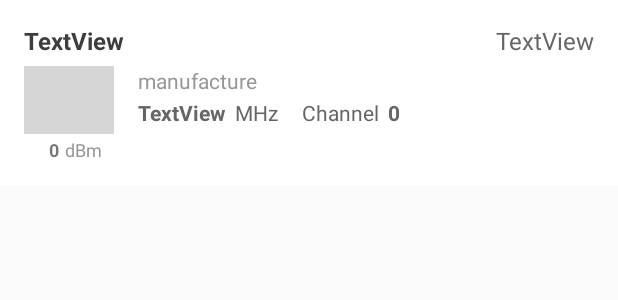
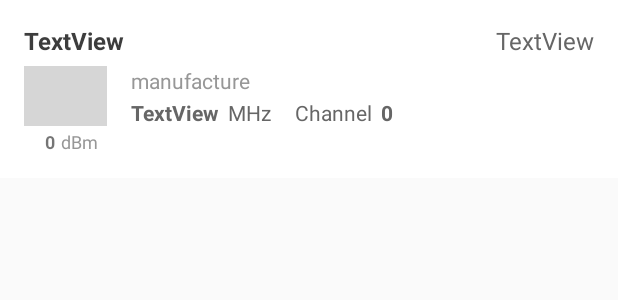
Before and after one commit to abdularis/wifi-signal-meter, an Android app: the layout item_wifi.xml on its own in the app's theme, with its tools: preview values and no code run, on a phone screen of 412 x 824 dp. Shown: the top 300 px of the screen. Run offline under Robolectric (Android 15) with nearby library versions, the phone set to English and light mode, and no system bars; plain views replace LinearGaugeView; grey boxes are pictures that could not be loaded.

Commit message:
Make wifi signal gauge smaller in the item list

```diff
--- a/app/src/main/res/layout/item_wifi.xml
+++ b/app/src/main/res/layout/item_wifi.xml
@@ -59,8 +59,8 @@
 
     <com.github.abdularis.gaugeview.LinearGaugeView
         android:id="@+id/signalGauge"
-        android:layout_width="60dp"
-        android:layout_height="45dp"
+        android:layout_width="55dp"
+        android:layout_height="40dp"
         android:layout_marginLeft="16dp"
         android:layout_marginStart="16dp"
         android:layout_marginTop="6dp"
@@ -84,9 +84,7 @@
         android:layout_width="wrap_content"
         android:layout_height="wrap_content"
         android:layout_marginEnd="4dp"
-        android:layout_marginLeft="8dp"
         android:layout_marginRight="4dp"
-        android:layout_marginStart="8dp"
         android:text="0"
         android:textSize="12sp"
         android:textStyle="bold"
@@ -100,8 +98,8 @@
         android:layout_width="wrap_content"
         android:layout_height="wrap_content"
         android:layout_marginBottom="16dp"
-        android:layout_marginEnd="8dp"
-        android:layout_marginRight="8dp"
+        android:layout_marginEnd="6dp"
+        android:layout_marginRight="6dp"
         android:layout_marginTop="2dp"
         android:text="@string/rssi_unit"
         android:textColor="@color/item_text_ternary"
```
